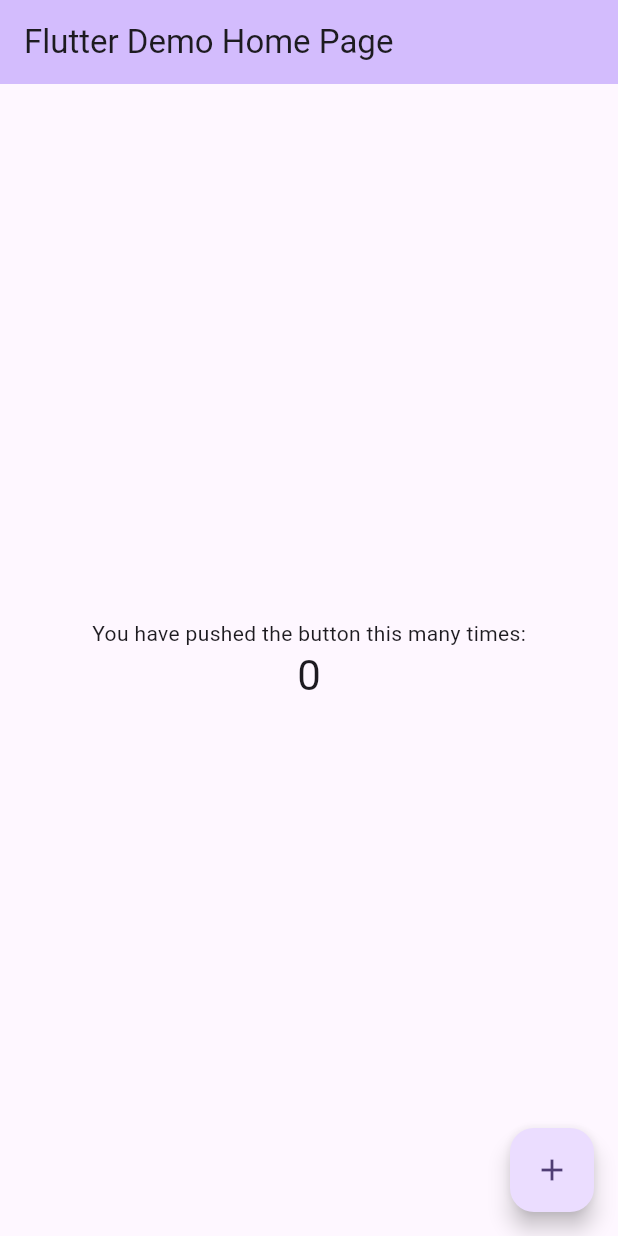
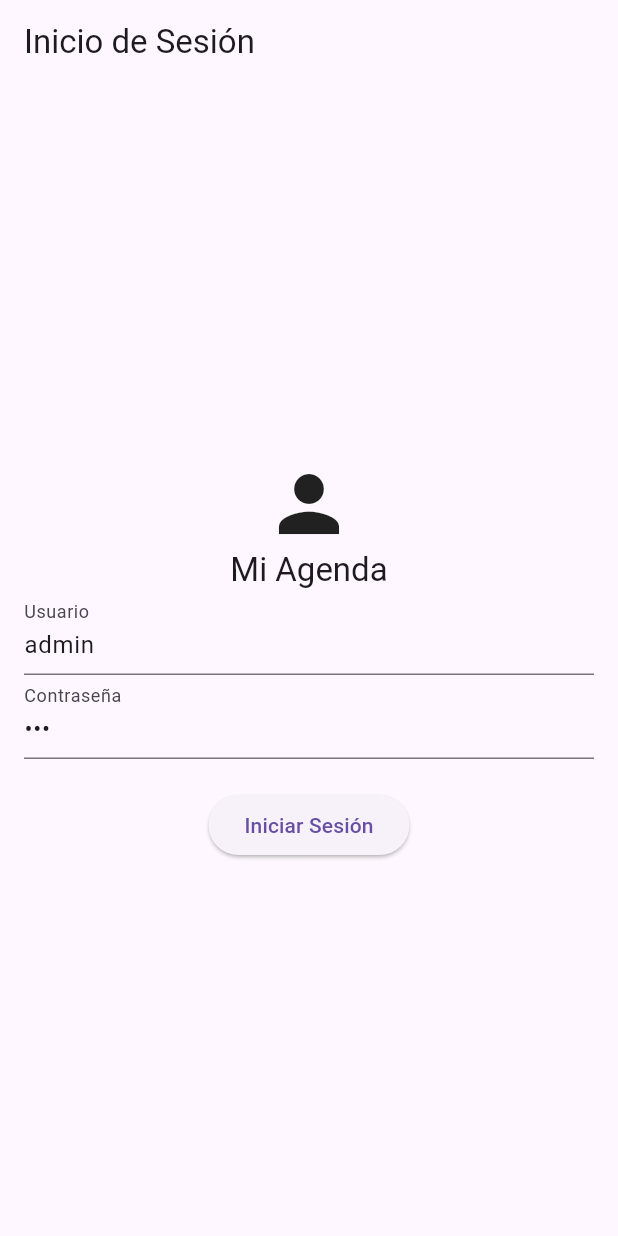
Before and after one commit to eugeniachareun/agenda_flutter_chareun, a Flutter app: the screen it shows after launch, on a phone screen of 412 x 824 dp. Run offline on Flutter 3.47's test engine with Material 3 defaults, Android fonts, the phone set to English and light mode, and no system bars.

Commit message:
Pantalla de login y navegación hacia agenda

```diff
--- a/lib/main.dart
+++ b/lib/main.dart
@@ -1,4 +1,7 @@
+import 'package:agenda_flutter_chareun/providers/login_provider.dart';
+import 'package:agenda_flutter_chareun/screens/login_screen.dart';
 import 'package:flutter/material.dart';
+import 'package:provider/provider.dart';
 
 void main() {
   runApp(const MyApp());
@@ -11,7 +14,7 @@
   @override
   Widget build(BuildContext context) {
     return MaterialApp(
-      title: 'Flutter Demo',
+      title: 'Mi Agenda',
       theme: ThemeData(
         // This is the theme of your application.
         //
@@ -38,15 +41,6 @@
 class MyHomePage extends StatefulWidget {
   const MyHomePage({super.key, required this.title});
 
-  // This widget is the home page of your application. It is stateful, meaning
-  // that it has a State object (defined below) that contains fields that affect
-  // how it looks.
-
-  // This class is the configuration for the state. It holds the values (in this
-  // case the title) provided by the parent (in this case the App widget) and
-  // used by the build method of the State. Fields in a Widget subclass are
-  // always marked "final".
-
   final String title;
 
   @override
@@ -54,69 +48,20 @@
 }
 
 class _MyHomePageState extends State<MyHomePage> {
-  int _counter = 0;
-
-  void _incrementCounter() {
-    setState(() {
-      // This call to setState tells the Flutter framework that something has
-      // changed in this State, which causes it to rerun the build method below
-      // so that the display can reflect the updated values. If we changed
-      // _counter without calling setState(), then the build method would not be
-      // called again, and so nothing would appear to happen.
-      _counter++;
-    });
-  }
 
   @override
   Widget build(BuildContext context) {
-    // This method is rerun every time setState is called, for instance as done
-    // by the _incrementCounter method above.
-    //
-    // The Flutter framework has been optimized to make rerunning build methods
-    // fast, so that you can just rebuild anything that needs updating rather
-    // than having to individually change instances of widgets.
-    return Scaffold(
-      appBar: AppBar(
-        // TRY THIS: Try changing the color here to a specific color (to
-        // Colors.amber, perhaps?) and trigger a hot reload to see the AppBar
-        // change color while the other colors stay the same.
-        backgroundColor: Theme.of(context).colorScheme.inversePrimary,
-        // Here we take the value from the MyHomePage object that was created by
-        // the App.build method, and use it to set our appbar title.
-        title: Text(widget.title),
-      ),
-      body: Center(
-        // Center is a layout widget. It takes a single child and positions it
-        // in the middle of the parent.
-        child: Column(
-          // Column is also a layout widget. It takes a list of children and
-          // arranges them vertically. By default, it sizes itself to fit its
-          // children horizontally, and tries to be as tall as its parent.
-          //
-          // Column has various properties to control how it sizes itself and
-          // how it positions its children. Here we use mainAxisAlignment to
-          // center the children vertically; the main axis here is the vertical
-          // axis because Columns are vertical (the cross axis would be
-          // horizontal).
-          //
-          // TRY THIS: Invoke "debug painting" (choose the "Toggle Debug Paint"
-          // action in the IDE, or press "p" in the console), to see the
-          // wireframe for each widget.
-          mainAxisAlignment: MainAxisAlignment.center,
-          children: <Widget>[
-            const Text('You have pushed the button this many times:'),
-            Text(
-              '$_counter',
-              style: Theme.of(context).textTheme.headlineMedium,
-            ),
-          ],
-        ),
-      ),
-      floatingActionButton: FloatingActionButton(
-        onPressed: _incrementCounter,
-        tooltip: 'Increment',
-        child: const Icon(Icons.add),
-      ), // This trailing comma makes auto-formatting nicer for build methods.
+    return MultiProvider(
+      providers: [
+        ChangeNotifierProvider(
+          create: (context) => LoginProvider(), //Dejamos el provider para mejoras futuras
+        )
+      ],
+      child: MaterialApp(
+        title: 'Mi Agenda App',
+        debugShowCheckedModeBanner: false,
+        home: const LoginScreen()
+      )
     );
   }
 }
--- /dev/null
+++ b/lib/providers/login_provider.dart
@@ -0,0 +1,7 @@
+import 'package:flutter/material.dart';
+
+// Plantilla de Provider para mejoras futuras
+class LoginProvider extends ChangeNotifier {
+
+  LoginProvider();
+}
--- /dev/null
+++ b/lib/screens/agenda_screen.dart
@@ -0,0 +1,15 @@
+import 'package:flutter/material.dart';
+
+class AgendaScreen extends StatelessWidget {
+  const AgendaScreen({super.key});
+
+  @override
+  Widget build(BuildContext context) {
+    return Scaffold(
+      appBar: AppBar(title: const Text('Contactos')),
+      body: const Center(
+        child: Text("agenda"),
+      ),
+    );
+  }
+}
--- /dev/null
+++ b/lib/screens/login_screen.dart
@@ -0,0 +1,16 @@
+import 'package:agenda_flutter_chareun/screens/widgets/login_form.dart';
+import 'package:flutter/material.dart';
+
+class LoginScreen extends StatelessWidget {
+  const LoginScreen({super.key});
+
+  @override
+  Widget build(BuildContext context) {
+    return Scaffold(
+      appBar: AppBar(title: const Text('Inicio de Sesión')),
+      body: const Center(
+        child: LoginForm(),
+      ),
+    );
+  }
+}
--- /dev/null
+++ b/lib/screens/widgets/login_form.dart
@@ -0,0 +1,77 @@
+import 'package:agenda_flutter_chareun/screens/agenda_screen.dart';
+import 'package:flutter/material.dart';
+
+class LoginForm extends StatefulWidget {
+  const LoginForm({super.key});
+  @override
+  State<LoginForm> createState() => _LoginFormState();
+}
+
+class _LoginFormState extends State<LoginForm> {
+  /*
+   se utiliza para controlar el contenido de un campo de texto (TextField o TextFormField).
+   Permite interactuar con el texto ingresado por el usuario en tiempo real,
+   así como también modificar y obtener el contenido del campo de texto de manera programática.
+   */
+  final TextEditingController _usuarioController = TextEditingController();
+  final TextEditingController _passwordController = TextEditingController();
+
+  @override
+  Widget build(BuildContext context) {
+    _usuarioController.text = "admin";
+    _passwordController.text = "123";
+
+    return Padding(
+      padding: const EdgeInsets.all(16.0),
+      child: Column(
+        mainAxisAlignment: MainAxisAlignment.center,
+        children: [
+          Column(
+            children: [
+            Icon(Icons.person, size: 60),
+            Text("Mi Agenda", style: Theme.of(context).textTheme.titleLarge)
+            ]
+            ),
+          TextField(
+            controller: _usuarioController,
+            decoration: const InputDecoration(labelText: 'Usuario'),
+          ),
+          TextField(
+            controller: _passwordController,
+            decoration: const InputDecoration(labelText: 'Contraseña'),
+            obscureText: true,
+          ),
+          const SizedBox(height: 20),
+          ElevatedButton(
+            onPressed: () {
+              login();
+            },
+            child: const Text('Iniciar Sesión'),
+          ),
+        ],
+      ),
+    );
+  }
+
+  void login() {
+    if (_usuarioController.text == 'admin' && _passwordController.text == '123') {
+      Navigator.push(context, MaterialPageRoute(builder: (context) => const AgendaScreen()));
+    } else {
+      mostrarMensaje(context, "ERROR:  Credenciales incorrectas", Colors.red, 2);
+    }
+  }
+
+  void mostrarMensaje(context, String message, color, duracion) {
+    ScaffoldMessenger.of(context).showSnackBar(
+      SnackBar(
+        duration: Duration(seconds: duracion ?? 2),
+        backgroundColor: color ?? const Color.fromARGB(255, 61, 155, 233),
+        behavior: SnackBarBehavior.floating,
+        content: Text(
+          message,
+          style: const TextStyle(color: Colors.white, fontWeight: FontWeight.bold),
+        ),
+      ),
+    );
+  }
+}
--- a/pubspec.yaml
+++ b/pubspec.yaml
@@ -30,6 +30,7 @@ environment:
 dependencies:
   flutter:
     sdk: flutter
+  provider: ^6.1.2
 
   # The following adds the Cupertino Icons font to your application.
   # Use with the CupertinoIcons class for iOS style icons.
```
Also changed, not shown: pubspec.lock.
